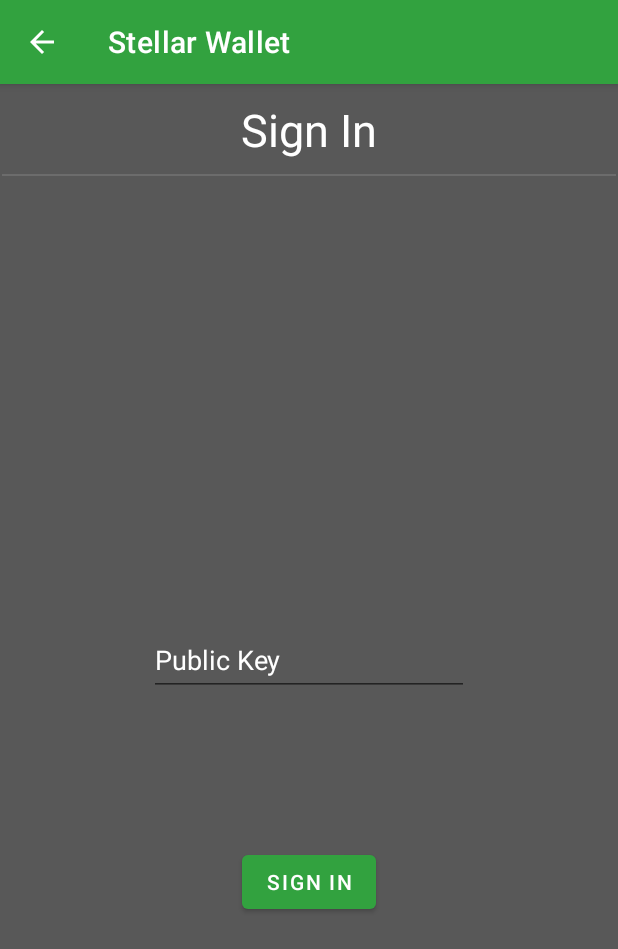
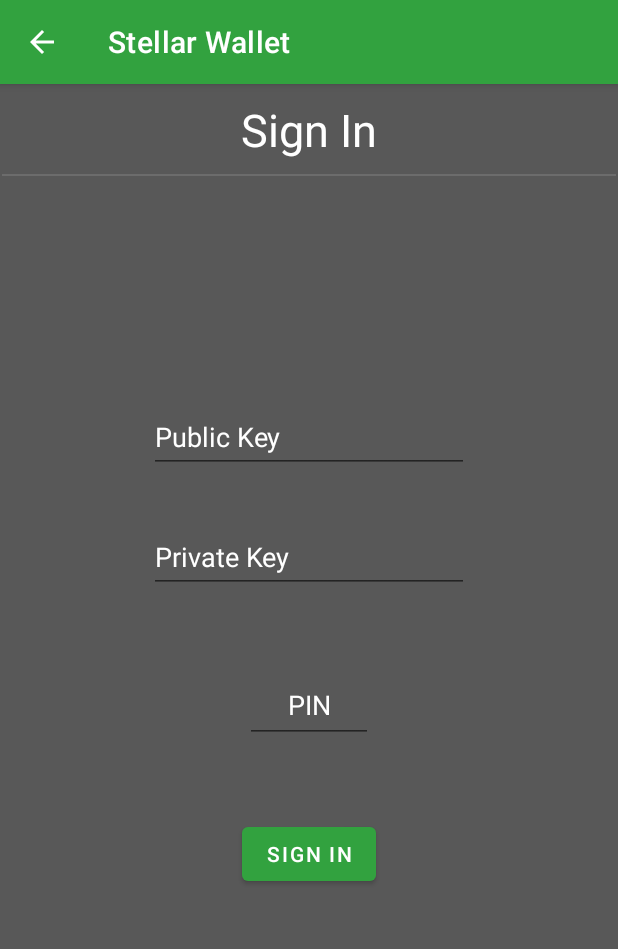
Before and after one commit to Ridrepp/MobV-Semester-Project, an Android app: the screen it shows after launch (MainActivity), after a tap on "SIGN IN", on a phone screen of 412 x 824 dp. Shown: the top 949 px of the screen. Run offline under Robolectric (Android 15) with nearby library versions, the phone set to English and light mode, and no system bars; our stand-ins replace Room's generated code, data binding, navigation-ui.

Commit message:
feat: added editTexts in signIn

```diff
--- a/app/src/main/java/com/example/semester_project_crypto_wallet/ui/signin/SignInViewModel.kt
+++ b/app/src/main/java/com/example/semester_project_crypto_wallet/ui/signin/SignInViewModel.kt
@@ -8,6 +8,8 @@ import com.example.semester_project_crypto_wallet.data.db.entities.Credentials
 
 class SignInViewModel(private val repository: Repository) : ViewModel() {
     val publicKeyStrEditText: MutableLiveData<String> = MutableLiveData()
+    val privateKeyStrEditText: MutableLiveData<String> = MutableLiveData()
+    val pinKeyEditText: MutableLiveData<String> = MutableLiveData()
 
     lateinit var findKeyCredential: LiveData<Credentials>
 
--- a/app/src/main/res/layout/fragment_payment.xml
+++ b/app/src/main/res/layout/fragment_payment.xml
@@ -66,7 +66,17 @@
 <!--            app:layout_constraintHorizontal_bias="0.502"-->
 <!--            app:layout_constraintStart_toStartOf="parent"-->
 <!--            app:layout_constraintTop_toBottomOf="@+id/balanceTextView" />-->
-
+        <Spinner
+            android:id="@+id/contactsDropdown"
+            android:layout_width="220dp"
+            android:layout_height="57dp"
+            android:minHeight="48dp"
+            android:textColor="@color/white"
+            android:labelFor="@id/contactsDropdown"
+            app:layout_constraintBottom_toTopOf="@+id/amountEditText"
+            app:layout_constraintEnd_toEndOf="parent"
+            app:layout_constraintStart_toStartOf="parent"
+            app:layout_constraintTop_toBottomOf="@+id/balanceTextView" />
         <EditText
             android:id="@+id/amountEditText"
             android:layout_width="wrap_content"
@@ -113,20 +123,8 @@
             android:text="@string/sendButton"
             android:layout_marginTop="100dp"
             app:layout_constraintEnd_toEndOf="parent"
-            app:layout_constraintHorizontal_bias="0.498"
             app:layout_constraintStart_toStartOf="parent"
             app:layout_constraintTop_toBottomOf="@+id/passwordEditText" />
 
-        <Spinner
-            android:id="@+id/contactsDropdown"
-            android:layout_width="220dp"
-            android:layout_height="57dp"
-            android:minHeight="48dp"
-            app:layout_constraintBottom_toTopOf="@+id/amountEditText"
-            app:layout_constraintEnd_toEndOf="parent"
-            app:layout_constraintStart_toStartOf="parent"
-            app:layout_constraintTop_toBottomOf="@+id/balanceTextView" />
-
-
     </androidx.constraintlayout.widget.ConstraintLayout>
 </layout>
--- a/app/src/main/res/layout/fragment_signin.xml
+++ b/app/src/main/res/layout/fragment_signin.xml
@@ -34,30 +34,68 @@
             app:layout_constraintTop_toBottomOf="@+id/signInTextView" />
 
         <EditText
-            android:id="@+id/public_key_text"
+            android:id="@+id/publicKeyText"
             android:layout_width="wrap_content"
             android:layout_height="wrap_content"
             android:ems="10"
+
             android:hint="@string/publicKey"
             android:importantForAutofill="no"
             android:inputType="text"
+            android:layout_marginTop="150dp"
             android:minHeight="48dp"
             android:text="@={signInModel.publicKeyStrEditText}"
             android:textColorHint="@color/white"
-            app:layout_constraintBottom_toBottomOf="parent"
+            app:layout_constraintEnd_toEndOf="parent"
+
+            app:layout_constraintStart_toStartOf="parent"
+            app:layout_constraintTop_toBottomOf="@+id/divider"
+             />
+
+        <EditText
+            android:id="@+id/privateKeyText"
+            android:layout_width="wrap_content"
+            android:layout_height="wrap_content"
+            android:ems="10"
+            android:hint="@string/privateKey"
+            android:importantForAutofill="no"
+            android:inputType="text"
+            android:minHeight="48dp"
+            android:layout_marginTop="80dp"
+            android:text="@={signInModel.privateKeyStrEditText}"
+            android:textColorHint="@color/white"
             app:layout_constraintEnd_toEndOf="parent"
             app:layout_constraintStart_toStartOf="parent"
-            app:layout_constraintTop_toTopOf="parent" />
+            app:layout_constraintTop_toTopOf="@id/publicKeyText"
+/>
+
+        <EditText
+            android:id="@+id/pinText"
+            android:layout_width="wrap_content"
+            android:layout_height="50dp"
+            android:layout_marginTop="50dp"
+            android:ems="4"
+            android:hint="@string/numeric_password"
+            android:importantForAutofill="no"
+            android:inputType="numberPassword"
+            android:maxEms="4"
+            android:maxLength="4"
+            android:text="@={signInModel.pinKeyEditText}"
+            android:textAlignment="center"
+            android:textColorHint="@color/white"
+            app:layout_constraintEnd_toEndOf="parent"
+            app:layout_constraintStart_toStartOf="parent"
+            app:layout_constraintTop_toBottomOf="@+id/privateKeyText" />
 
         <Button
             android:id="@+id/signInButton"
             android:layout_width="wrap_content"
             android:layout_height="wrap_content"
             android:text="@string/signInButton"
-            android:layout_marginTop="100dp"
+            android:layout_marginTop="50dp"
             app:layout_constraintEnd_toEndOf="parent"
             app:layout_constraintStart_toStartOf="parent"
-            app:layout_constraintTop_toBottomOf="@+id/public_key_text" />
+            app:layout_constraintTop_toBottomOf="@+id/pinText" />
 <!--        <androidx.appcompat.widget.Toolbar-->
 <!--            android:id="@+id/toolbar"-->
 <!--            android:layout_width="409dp"-->
--- a/app/src/main/res/values/strings.xml
+++ b/app/src/main/res/values/strings.xml
@@ -2,9 +2,6 @@
     <string name="app_name">Semester-Project-Crypto-Wallet</string>
     <string name="transactionsButton">Transactions</string>
     <string name="paymentButton">Payment</string>
-    <string name="pairKontoPublic"> </string>
-    <string name="pairKontoPrivate"> </string>
-    <string name="hello_blank_fragment">Hello blank fragment</string>
     <string name="create_new_pair">Create New Pair</string>
     <string name="create_account">Create Account</string>
     <string name="balanceTextView">Zostatok</string>
@@ -24,5 +21,6 @@
     <string name="addContact">Add Contact</string>
     <string name="generate">Generate</string>
     <string name="publicKey">Public Key</string>
+    <string name="privateKey">Private Key</string>
     <string name="log_out">Log out</string>
 </resources>
```
